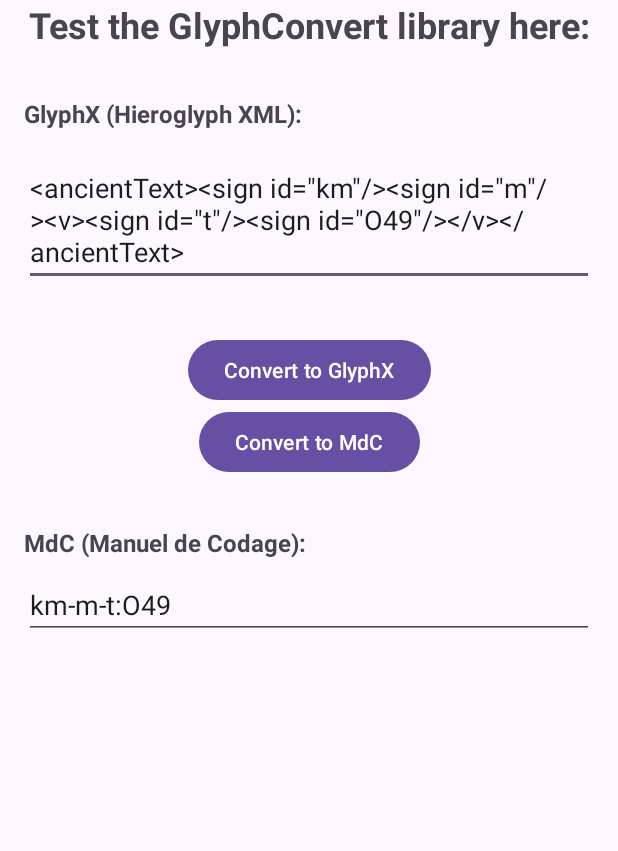
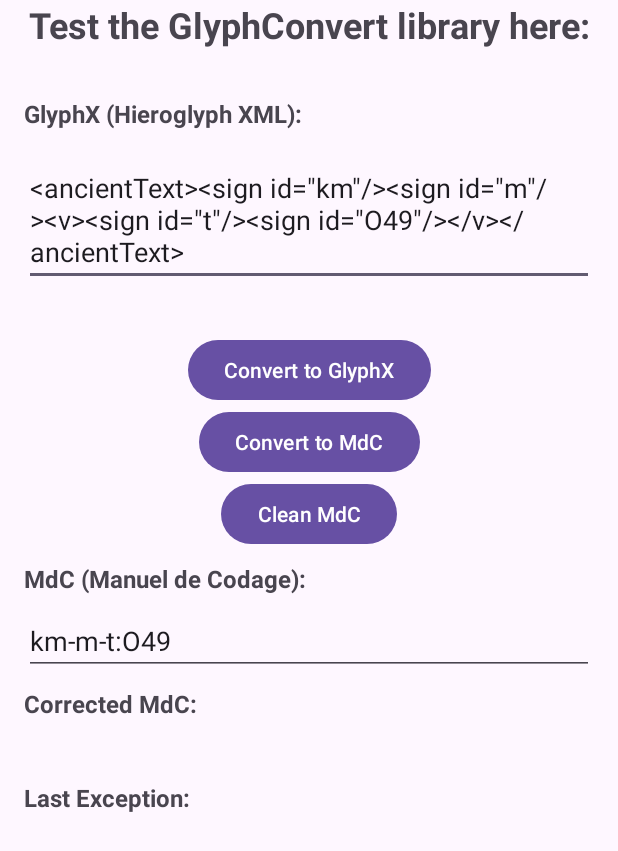
Before and after one commit to cristmasbox/GlyphConverter, an Android app: the screen it shows after launch (MainActivity), after a tap on "Convert to GlyphX", on a phone screen of 412 x 824 dp. Shown: the top 851 px of the screen. Run offline under Robolectric (Android 15) with nearby library versions, the phone set to English and light mode, and no system bars.

Commit message:
Exception Display and correct MdC function added.

```diff
--- a/app/src/main/java/com/blueapps/glyphconvert/MainActivity.java
+++ b/app/src/main/java/com/blueapps/glyphconvert/MainActivity.java
@@ -2,6 +2,7 @@ package com.blueapps.glyphconvert;
 
 import android.os.Bundle;
 import android.view.View;
+import android.widget.Toast;
 
 import androidx.activity.EdgeToEdge;
 import androidx.appcompat.app.AppCompatActivity;
@@ -11,6 +12,8 @@ import androidx.core.view.WindowInsetsCompat;
 
 import com.blueapps.glpyhconverter.GlyphConverter;
 import com.blueapps.glyphconvert.databinding.ActivityMainBinding;
+
+import java.util.Arrays;
 
 public class MainActivity extends AppCompatActivity {
 
@@ -26,13 +29,36 @@ public class MainActivity extends AppCompatActivity {
         binding.inputMdc.setText(R.string.default_mdc);
 
         binding.convertToGlyphx.setOnClickListener(view -> {
-            String glyphX = GlyphConverter.convertToGlyphX(String.valueOf(binding.inputMdc.getText()));
+            String glyphX = "";
+            try {
+                glyphX = GlyphConverter.convertToGlyphX(String.valueOf(binding.inputMdc.getText()));
+            } catch (Exception e){
+                e.printStackTrace();
+                binding.errorText.setText(e.getLocalizedMessage());
+            }
             binding.inputGlyphx.setText(glyphX);
         });
 
         binding.convertToMdc.setOnClickListener(view -> {
-            String MdC = GlyphConverter.convertToMdC(String.valueOf(binding.inputGlyphx.getText()));
+            String MdC = "";
+            try {
+                MdC = GlyphConverter.convertToMdC(String.valueOf(binding.inputGlyphx.getText()));
+            } catch (Exception e){
+                e.printStackTrace();
+                binding.errorText.setText(e.getLocalizedMessage());
+            }
             binding.inputMdc.setText(MdC);
+        });
+
+        binding.cleanMdc.setOnClickListener(view -> {
+            String MdC = "";
+            try {
+                MdC = GlyphConverter.cleanMdC(String.valueOf(binding.inputMdc.getText()));
+            } catch (Exception e){
+                e.printStackTrace();
+                binding.errorText.setText(e.getLocalizedMessage());
+            }
+            binding.correctedMdcText.setText(MdC);
         });
     }
 }
--- a/app/src/main/res/layout/activity_main.xml
+++ b/app/src/main/res/layout/activity_main.xml
@@ -1,12 +1,18 @@
 <?xml version="1.0" encoding="utf-8"?>
-<androidx.constraintlayout.widget.ConstraintLayout xmlns:android="http://schemas.android.com/apk/res/android"
+<ScrollView xmlns:android="http://schemas.android.com/apk/res/android"
     xmlns:app="http://schemas.android.com/apk/res-auto"
     xmlns:tools="http://schemas.android.com/tools"
     android:id="@+id/main"
     android:layout_width="match_parent"
     android:layout_height="match_parent"
     android:fitsSystemWindows="true"
+    android:scrollbarStyle="insideOverlay"
     tools:context=".MainActivity">
+
+    <androidx.constraintlayout.widget.ConstraintLayout
+        android:id="@+id/main_container"
+        android:layout_width="match_parent"
+        android:layout_height="wrap_content">
 
         <TextView
             android:id="@+id/main_title"
@@ -59,7 +65,7 @@
             android:layout_width="wrap_content"
             android:layout_height="wrap_content"
             android:layout_marginStart="16dp"
-        android:layout_marginTop="32dp"
+            android:layout_marginTop="8dp"
             android:layout_marginEnd="16dp"
             android:text="@string/title_mdc"
             android:textSize="16sp"
@@ -68,7 +74,41 @@
             app:layout_constraintEnd_toEndOf="parent"
             app:layout_constraintHorizontal_bias="0.0"
             app:layout_constraintStart_toStartOf="parent"
-        app:layout_constraintTop_toBottomOf="@+id/convert_to_mdc"
+            app:layout_constraintTop_toBottomOf="@+id/clean_mdc"
+            app:layout_constraintVertical_bias="0.0" />
+
+        <TextView
+            android:id="@+id/title_mdc_corrected"
+            android:layout_width="wrap_content"
+            android:layout_height="wrap_content"
+            android:layout_marginStart="16dp"
+            android:layout_marginTop="8dp"
+            android:layout_marginEnd="16dp"
+            android:text="@string/title_mdc_corrected"
+            android:textSize="16sp"
+            android:textStyle="bold"
+            app:layout_constraintBottom_toBottomOf="parent"
+            app:layout_constraintEnd_toEndOf="parent"
+            app:layout_constraintHorizontal_bias="0.0"
+            app:layout_constraintStart_toStartOf="parent"
+            app:layout_constraintTop_toBottomOf="@+id/input_mdc"
+            app:layout_constraintVertical_bias="0.0" />
+
+        <TextView
+            android:id="@+id/error_title"
+            android:layout_width="wrap_content"
+            android:layout_height="wrap_content"
+            android:layout_marginStart="16dp"
+            android:layout_marginTop="8dp"
+            android:layout_marginEnd="16dp"
+            android:text="@string/error_title"
+            android:textSize="16sp"
+            android:textStyle="bold"
+            app:layout_constraintBottom_toBottomOf="parent"
+            app:layout_constraintEnd_toEndOf="parent"
+            app:layout_constraintHorizontal_bias="0.0"
+            app:layout_constraintStart_toStartOf="parent"
+            app:layout_constraintTop_toBottomOf="@+id/corrected_mdc_text"
             app:layout_constraintVertical_bias="0.0" />
 
         <EditText
@@ -85,6 +125,35 @@
             app:layout_constraintEnd_toEndOf="parent"
             app:layout_constraintStart_toStartOf="parent"
             app:layout_constraintTop_toBottomOf="@+id/title_mdc"
+            app:layout_constraintVertical_bias="0.0" />
+
+        <TextView
+            android:id="@+id/corrected_mdc_text"
+            android:layout_width="wrap_content"
+            android:layout_height="wrap_content"
+            android:layout_marginStart="16dp"
+            android:layout_marginTop="8dp"
+            android:textSize="18sp"
+            app:layout_constraintBottom_toBottomOf="parent"
+            app:layout_constraintEnd_toEndOf="parent"
+            app:layout_constraintHorizontal_bias="0.0"
+            app:layout_constraintStart_toStartOf="parent"
+            app:layout_constraintTop_toBottomOf="@+id/title_mdc_corrected"
+            app:layout_constraintVertical_bias="0.0" />
+
+        <TextView
+            android:id="@+id/error_text"
+            android:layout_width="0dp"
+            android:layout_height="wrap_content"
+            android:layout_marginStart="16dp"
+            android:layout_marginTop="8dp"
+            android:layout_marginEnd="16dp"
+            android:textSize="18sp"
+            app:layout_constraintBottom_toBottomOf="parent"
+            app:layout_constraintEnd_toEndOf="parent"
+            app:layout_constraintHorizontal_bias="0.0"
+            app:layout_constraintStart_toStartOf="parent"
+            app:layout_constraintTop_toBottomOf="@+id/error_title"
             app:layout_constraintVertical_bias="0.0" />
 
         <Button
@@ -110,4 +179,17 @@
             app:layout_constraintTop_toBottomOf="@+id/convert_to_glyphx"
             app:layout_constraintVertical_bias="0.0" />
 
+        <Button
+            android:id="@+id/clean_mdc"
+            android:layout_width="wrap_content"
+            android:layout_height="wrap_content"
+            android:text="@string/button_clean_mdc_text"
+            app:layout_constraintBottom_toBottomOf="parent"
+            app:layout_constraintEnd_toEndOf="parent"
+            app:layout_constraintStart_toStartOf="parent"
+            app:layout_constraintTop_toBottomOf="@+id/convert_to_mdc"
+            app:layout_constraintVertical_bias="0.0" />
+
     </androidx.constraintlayout.widget.ConstraintLayout>
+
+</ScrollView>
--- a/app/src/main/res/values/strings.xml
+++ b/app/src/main/res/values/strings.xml
@@ -2,9 +2,12 @@
     <string name="app_name">Glyph Convert Example App</string>
     <string name="title">Test the GlyphConvert library here:</string>
     <string name="title_glyphx">GlyphX (Hieroglyph XML):</string>
-    <string name="title_mdc">MdC (Manuel de Codage):</string>#
+    <string name="title_mdc">MdC (Manuel de Codage):</string>
+    <string name="title_mdc_corrected">Corrected MdC:</string>
     <string name="button_glyphx_text">Convert to GlyphX</string>
     <string name="button_mdc_text">Convert to MdC</string>
     <string name="default_glyphx"><![CDATA[<ancientText><sign id=\"km\"/><sign id=\"m\"/><v><sign id=\"t\"/><sign id=\"O49\"/></v></ancientText>]]></string>
     <string name="default_mdc">km-m-t:O49</string>
+    <string name="button_clean_mdc_text">Clean MdC</string>
+    <string name="error_title">Last Exception:</string>
 </resources>
```
Lines whose indentation alone changed are shown as unchanged.
